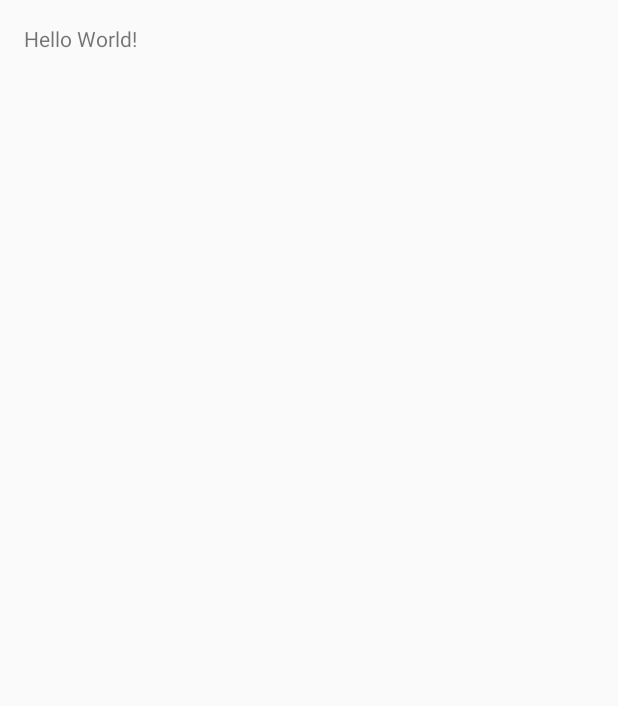
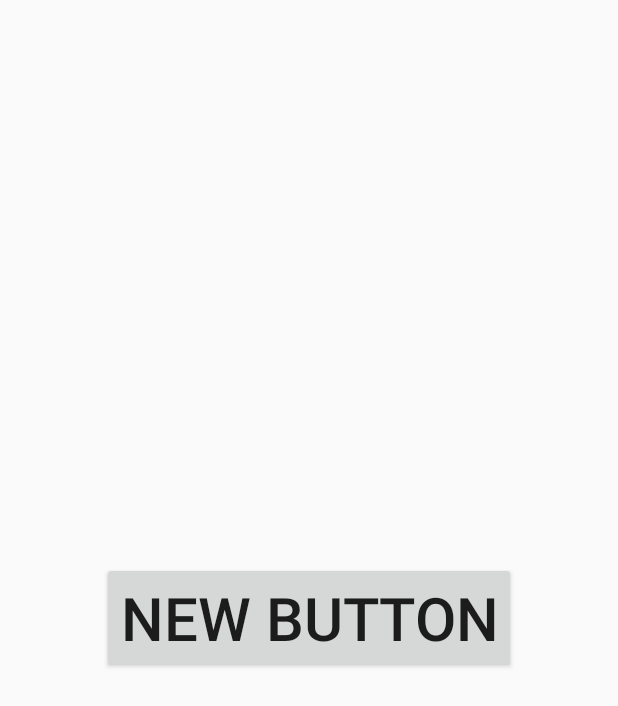
Before and after one commit to schwollie/Vier-Rotiert, an Android app: the screen it shows after launch (MainActivity), on a phone screen of 412 x 824 dp. Before the commit the part shown is almost empty. Shown: the top 706 px of the screen. Run offline under Robolectric (Android 15) with nearby library versions, the phone set to English and light mode, and no system bars.

Commit message:
animation

```diff
--- a/app/src/main/java/com/example/lars/vierrotiert/MainActivity.java
+++ b/app/src/main/java/com/example/lars/vierrotiert/MainActivity.java
@@ -2,13 +2,38 @@ package com.example.lars.vierrotiert;
 
 import android.os.Bundle;
 import android.support.v7.app.AppCompatActivity;
+import android.view.View;
+import android.view.animation.Animation;
+import android.view.animation.AnimationUtils;
+import android.widget.Button;
 
 
-public class MainActivity extends AppCompatActivity
+public class MainActivity extends AppCompatActivity implements View.OnClickListener
 {
     @Override
     protected void onCreate(Bundle savedInstanceState) {
         super.onCreate(savedInstanceState);
         setContentView(R.layout.activity_main);
+
+        Button btn = (Button) findViewById(R.id.button);
+        btn.setOnClickListener(this);
+    }
+
+    @Override
+    public void onClick(View view) {
+        if (view.getId() == R.id.button) {
+            Animation a = AnimationUtils.loadAnimation(this, R.anim.test);
+
+
+            Button btn = (Button) findViewById(R.id.button);
+            a.setAnimationListener(new SimpleAnimationListener() {
+                @Override
+                public void onAnimationEnd(Animation animation) {
+
+                }
+            });
+            btn.startAnimation(a);
+        }
+
     }
 }
--- a/app/src/main/res/layout/activity_main.xml
+++ b/app/src/main/res/layout/activity_main.xml
@@ -9,8 +9,12 @@
     android:paddingTop="@dimen/activity_vertical_margin"
     tools:context="com.example.lars.vierrotiert.MainActivity">
 
-    <TextView
+    <Button
+        android:id="@+id/button"
         android:layout_width="wrap_content"
         android:layout_height="wrap_content"
-        android:text="Hello World!" />
+        android:layout_centerHorizontal="true"
+        android:layout_centerVertical="true"
+        android:text="New Button"
+        android:textSize="40dp" />
 </RelativeLayout>
```
